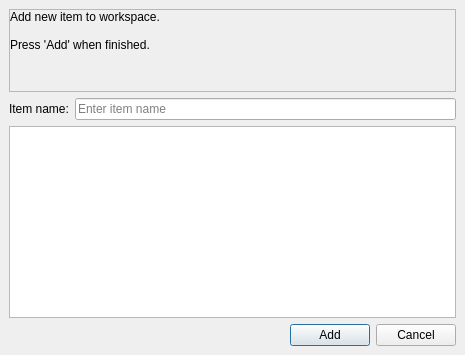
First picture: the form in ui/widgets/add_workspace_item.ui, repository TheCodingJsoftware/Invigo, before the edit.
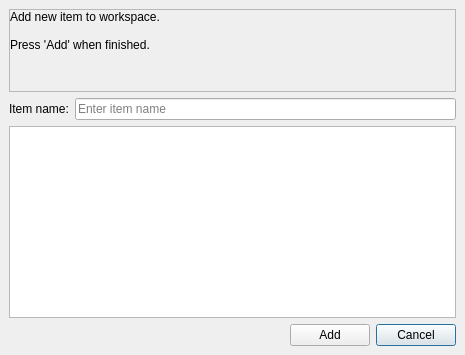
Second picture: the form after the edit.

```diff
--- a/ui/widgets/add_workspace_item.ui
+++ b/ui/widgets/add_workspace_item.ui
@@ -187,6 +187,12 @@
             <property name="text">
              <string>Add</string>
             </property>
+            <property name="autoDefault">
+             <bool>false</bool>
+            </property>
+            <property name="default">
+             <bool>true</bool>
+            </property>
            </widget>
           </item>
           <item>
@@ -200,6 +206,12 @@
             <property name="text">
              <string>Cancel</string>
             </property>
+            <property name="autoDefault">
+             <bool>false</bool>
+            </property>
+            <property name="default">
+             <bool>true</bool>
+            </property>
            </widget>
           </item>
          </layout>
```
Left out of the diff: 10 changed lines with no effect on the pictures.
